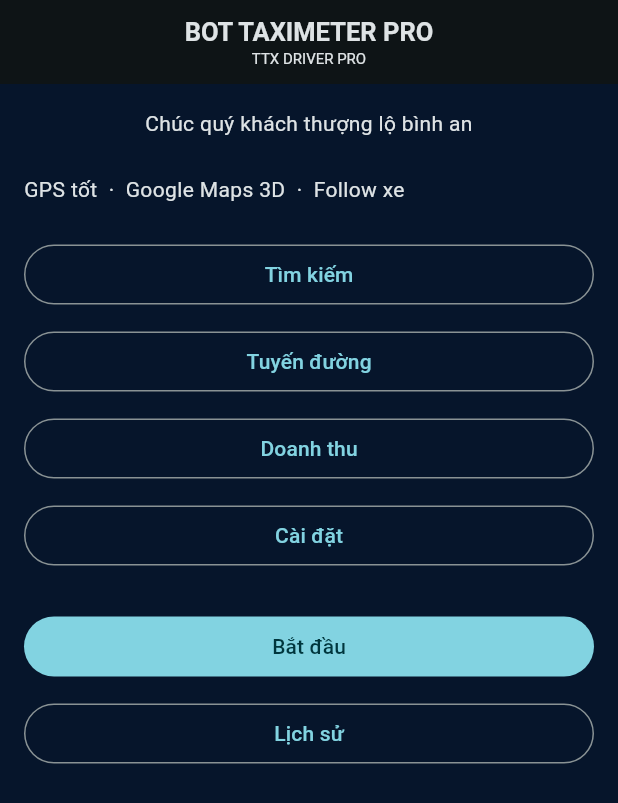
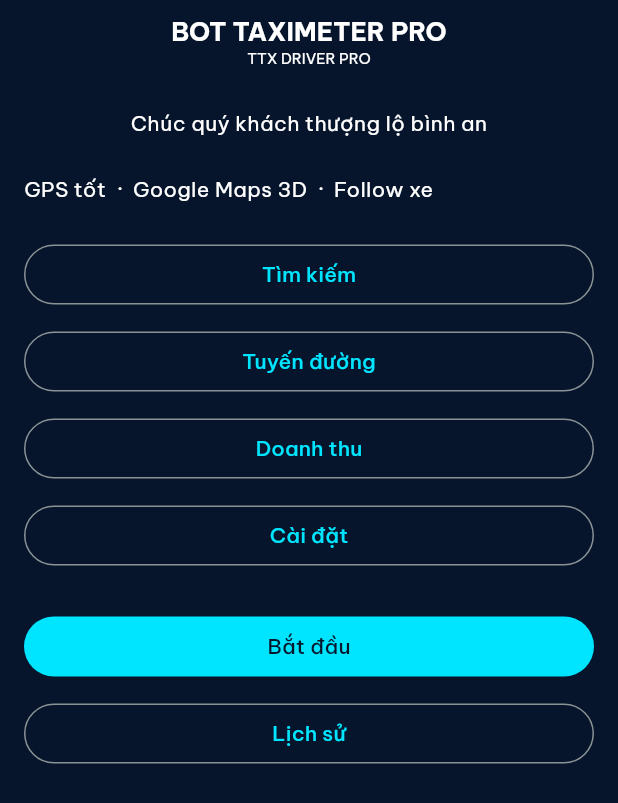
Before and after one commit to ThanhTaxiXanh/Bot-Taximeter-Pro, a Flutter app: the screen it shows after launch, on a phone screen of 412 x 824 dp. Shown: the top 803 px of the screen. Run offline on Flutter 3.47's test engine with Material 3 defaults, Android fonts, the phone set to English and light mode, and no system bars; our stand-ins replace flutter_riverpod, go_router, google_fonts.

Commit message:
bước 2: theme navy cyan và bộ widget dùng chung

```diff
--- a/lib/core/app_config.dart
+++ b/lib/core/app_config.dart
@@ -2,10 +2,11 @@
 abstract final class AppConfig {
   static const String appNameLine1 = 'BOT';
   static const String appNameLine2 = 'TAXIMETER PRO';
-  static const String packageName = 'vn.bottaximeter.pro';
-  static const String applicationId = 'bot_taximeter_pro';
+  // Android applicationId thực tế do lệnh flutter create trong CI sinh ra.
+  static const String packageName = 'vn.bottaximeter.bot_taximeter_pro';
+  static const String applicationId = packageName;
 }
 
 /// Bật bằng --dart-define=CI=true khi chạy kiểm thử trên GitHub Actions.
-/// Các dịch vụ vị trí, mạng và bản đồ thật phải kiểm tra cờ này ở bước sau.
+/// GPS, mạng và bản đồ thật phải tôn trọng cờ này ở các bước sau.
 const bool kCI = bool.fromEnvironment('CI');
--- /dev/null
+++ b/lib/core/theme/app_colors.dart
@@ -0,0 +1,83 @@
+import 'package:flutter/material.dart';
+import 'package:google_fonts/google_fonts.dart';
+
+import '../app_config.dart';
+
+/// Token màu dùng chung cho toàn bộ ứng dụng.
+abstract final class AppColors {
+  static const Color backgroundStart = Color(0xFF06152B);
+  static const Color backgroundEnd = Color(0xFF0A2342);
+  static const Color navyInk = Color(0xFF06182E);
+  static const Color cyan = Color(0xFF00E5FF);
+  static const Color cyanBright = Color(0xFF2EE8FF);
+  static const Color cyanDeep = Color(0xFF00CFF0);
+  static const Color white = Color(0xFFFFFFFF);
+  static const Color muted = Color(0xFF9FB3C8);
+  static const Color success = Color(0xFF3DDC84);
+  static const Color danger = Color(0xFFFF5252);
+  static const Color poi = Color(0xFFFF3FA4);
+  static const Color glass = Color.fromRGBO(10, 35, 70, 0.65);
+  static const Color border = Color.fromRGBO(0, 229, 255, 0.45);
+  static const Color borderActive = Color.fromRGBO(0, 229, 255, 0.9);
+  static const Color dangerGlass = Color.fromRGBO(255, 82, 82, 0.12);
+
+  static const LinearGradient background = LinearGradient(
+    begin: Alignment.topCenter,
+    end: Alignment.bottomCenter,
+    colors: <Color>[backgroundStart, backgroundEnd],
+  );
+  static const LinearGradient neonGradient = LinearGradient(
+    begin: Alignment.topLeft,
+    end: Alignment.bottomRight,
+    colors: <Color>[cyanBright, cyanDeep],
+  );
+}
+
+/// Theme tối với Be Vietnam Pro; CI dùng font hệ thống, không tải mạng.
+abstract final class AppTheme {
+  static ThemeData get dark {
+    final base = ThemeData(
+      useMaterial3: true,
+      brightness: Brightness.dark,
+      scaffoldBackgroundColor: AppColors.backgroundStart,
+      colorScheme: ColorScheme.fromSeed(
+        seedColor: AppColors.cyan,
+        brightness: Brightness.dark,
+      ).copyWith(
+        primary: AppColors.cyan,
+        onPrimary: AppColors.navyInk,
+        surface: AppColors.backgroundEnd,
+        onSurface: AppColors.white,
+      ),
+    );
+    final text = kCI
+        ? base.textTheme
+        : GoogleFonts.beVietnamProTextTheme(base.textTheme);
+    return base.copyWith(
+      textTheme: text.apply(
+        bodyColor: AppColors.white,
+        displayColor: AppColors.white,
+      ),
+      appBarTheme: const AppBarTheme(
+        backgroundColor: AppColors.backgroundStart,
+        foregroundColor: AppColors.white,
+        centerTitle: true,
+        elevation: 0,
+      ),
+      iconTheme: const IconThemeData(color: AppColors.cyan),
+      inputDecorationTheme: InputDecorationTheme(
+        filled: true,
+        fillColor: AppColors.glass,
+        hintStyle: const TextStyle(color: AppColors.muted),
+        enabledBorder: OutlineInputBorder(
+          borderRadius: BorderRadius.circular(16),
+          borderSide: const BorderSide(color: AppColors.border),
+        ),
+        focusedBorder: OutlineInputBorder(
+          borderRadius: BorderRadius.circular(16),
+          borderSide: const BorderSide(color: AppColors.cyan, width: 1.5),
+        ),
+      ),
+    );
+  }
+}
--- a/lib/main.dart
+++ b/lib/main.dart
@@ -4,6 +4,7 @@ import 'package:go_router/go_router.dart';
 
 import 'core/app_config.dart';
 import 'core/router/app_router.dart';
+import 'core/theme/app_colors.dart';
 
 void main() {
   WidgetsFlutterBinding.ensureInitialized();
@@ -37,15 +38,7 @@ class _BotTaximeterAppState extends State<BotTaximeterApp> {
     return MaterialApp.router(
       debugShowCheckedModeBanner: false,
       title: '${AppConfig.appNameLine1} ${AppConfig.appNameLine2}',
-      theme: ThemeData(
-        useMaterial3: true,
-        brightness: Brightness.dark,
-        colorScheme: ColorScheme.fromSeed(
-          seedColor: const Color(0xFF00E5FF),
-          brightness: Brightness.dark,
-        ),
-        scaffoldBackgroundColor: const Color(0xFF06152B),
-      ),
+      theme: AppTheme.dark,
       routerConfig: _router,
     );
   }
--- a/pubspec.yaml
+++ b/pubspec.yaml
@@ -11,6 +11,7 @@ dependencies:
     sdk: flutter
   flutter_riverpod: 3.5.0
   go_router: 18.1.4
+  google_fonts: 8.1.0
 
 dev_dependencies:
   flutter_test:
```
Also changed, not shown: lib/shared/app_shell.dart (added, +188 -0 lines), lib/shared/glass_widgets.dart (added, +244 -0 lines), lib/shared/route_preview_painter.dart (added, +100 -0 lines), 2 other files.
